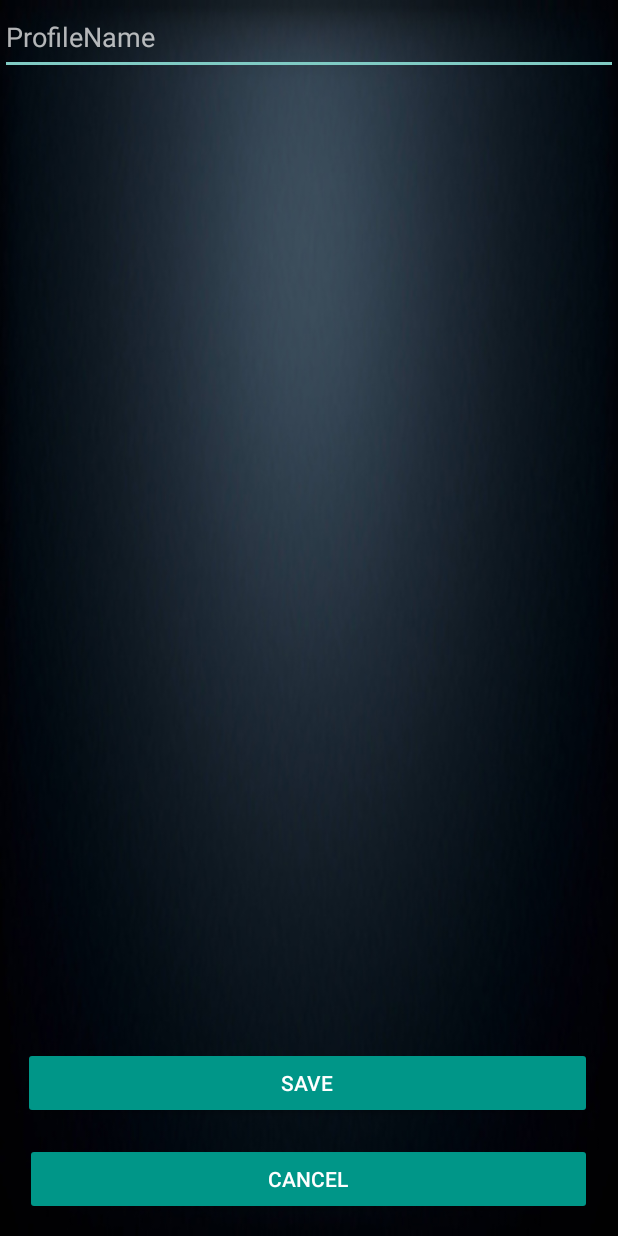
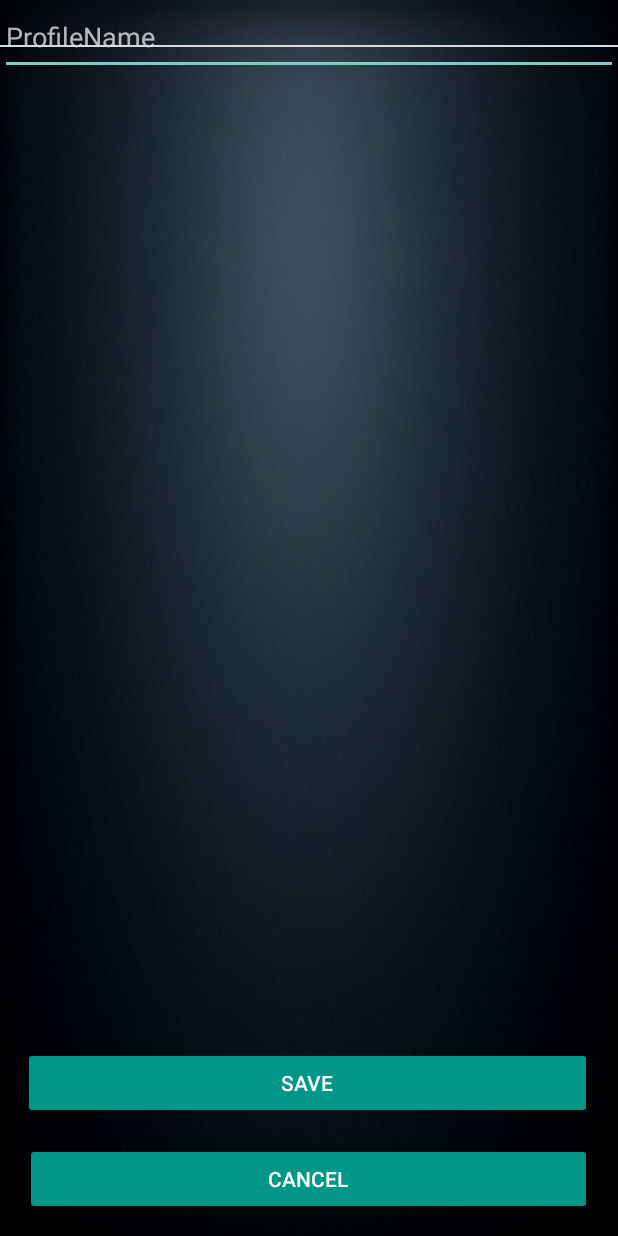
Before and after one commit to DavRo89/BiometricProfiling2, an Android app: the ProfileCreation screen opened directly, with no data from a screen before it, on a phone screen of 412 x 824 dp. Run offline under Robolectric (Android 15) with nearby library versions, the phone set to English and light mode, and no system bars; 1 statement that could not run was skipped.

Commit message:
Fix vari

```diff
--- a/app/src/main/res/layout/activity_profile_creation.xml
+++ b/app/src/main/res/layout/activity_profile_creation.xml
@@ -16,12 +16,24 @@
             tools:layout_editor_absoluteY="50dp" tools:layout_editor_absoluteX="80dp"
             android:textIsSelectable="false" android:layout_above="@+id/button3" android:layout_centerHorizontal="true"
             android:layout_marginBottom="70dp"/>
+
+
     <RelativeLayout
             android:id="@+id/content"
             android:layout_marginTop="-135px"
             android:layout_width="match_parent"
             android:layout_height="match_parent"
-            android:descendantFocusability="blocksDescendants">
+           >
+
+
+        <View
+                android:layout_width="wrap_content"
+                android:layout_height="1dp"
+                android:layout_marginBottom="1dp"
+                android:background="#DADADC">
+        </View>
+
+
 
         <Button
                 android:text="Cancel"
```
